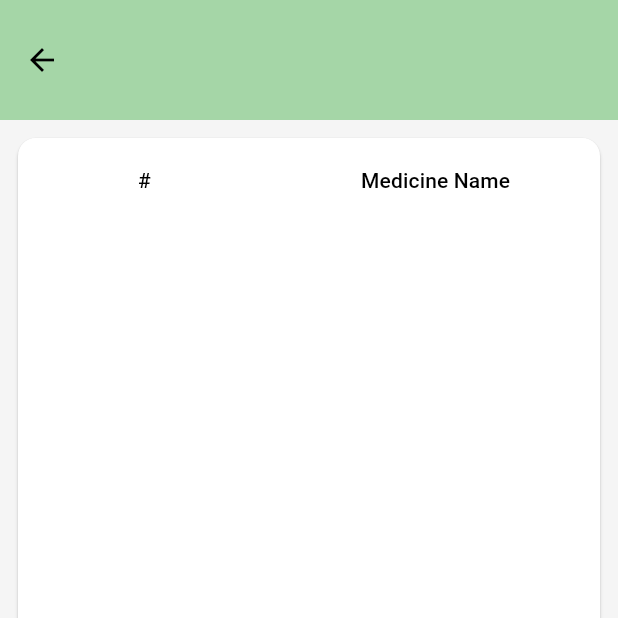
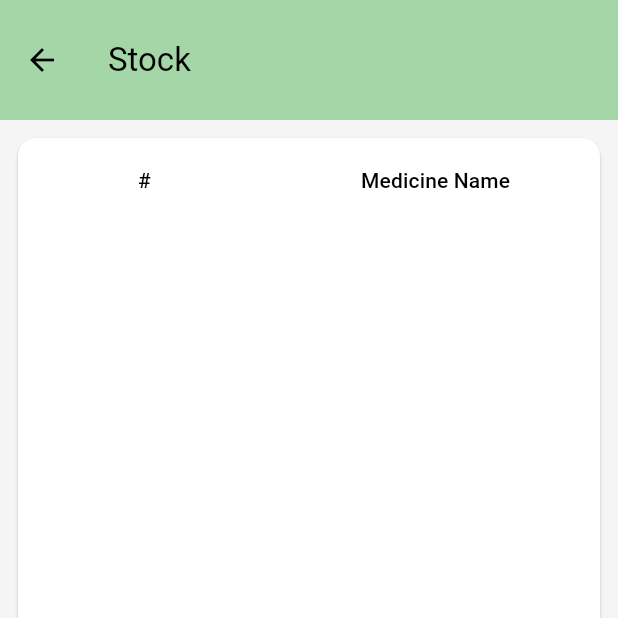
Before and after one commit to yousefi2002/Pharmacy-Management-System, a Flutter app: the StockPageOfMedicine screen opened directly, on a phone screen of 412 x 824 dp, the top half of it. Run offline on Flutter 3.47's test engine with Material 3 defaults, Android fonts, the phone set to English and light mode, and no system bars; our stand-ins replace device_info_plus, dropdown_button2, file_picker, fl_chart, shared_preferences, sqflite and 1 more; missing offline and left inert: searchbar_animation; accounts and stored records are empty; generated files the repository leaves out were written again.

Commit message:
database_helper.dart

```diff
--- a/lib/database/database_helper.dart
+++ b/lib/database/database_helper.dart
@@ -375,8 +375,8 @@ class DatabaseHelper {
         $stoQuantity int DEFAULT NULL,
         $stoExpireDate date DEFAULT NULL,
         $stoLocation varchar(255) DEFAULT NULL,
-        $stoCreatedAt TEXT DEFAULT (datetime('now', 'utc')),
-        $stoUpdatedAt TEXT DEFAULT (datetime('now', 'utc')),
+        $stoCreatedAt TEXT DEFAULT (datetime('now', 'utc'),
+        $stoUpdatedAt TEXT DEFAULT (datetime('now', 'utc'),
         FOREIGN KEY ($stoMedicineId) REFERENCES $medicinesTable ($medId)
     )
 ''');
--- a/lib/screens/stock_page_of_medicine/stock_page_of_medicine.dart
+++ b/lib/screens/stock_page_of_medicine/stock_page_of_medicine.dart
@@ -20,7 +20,9 @@ class _StockPageOfMedicineState extends State<StockPageOfMedicine> {
       Provider.of<StockProvider>(context, listen: false).fetchStocks();
     });
     return Scaffold(
-      appBar: AppBar(),
+      appBar: AppBar(
+        title: Text(AppLocalizations.of(context)!.stock),
+      ),
       body: Consumer<StockProvider>(
         builder: (context, stockProvider, child) {
           final stockList = stockProvider.stock;
```
